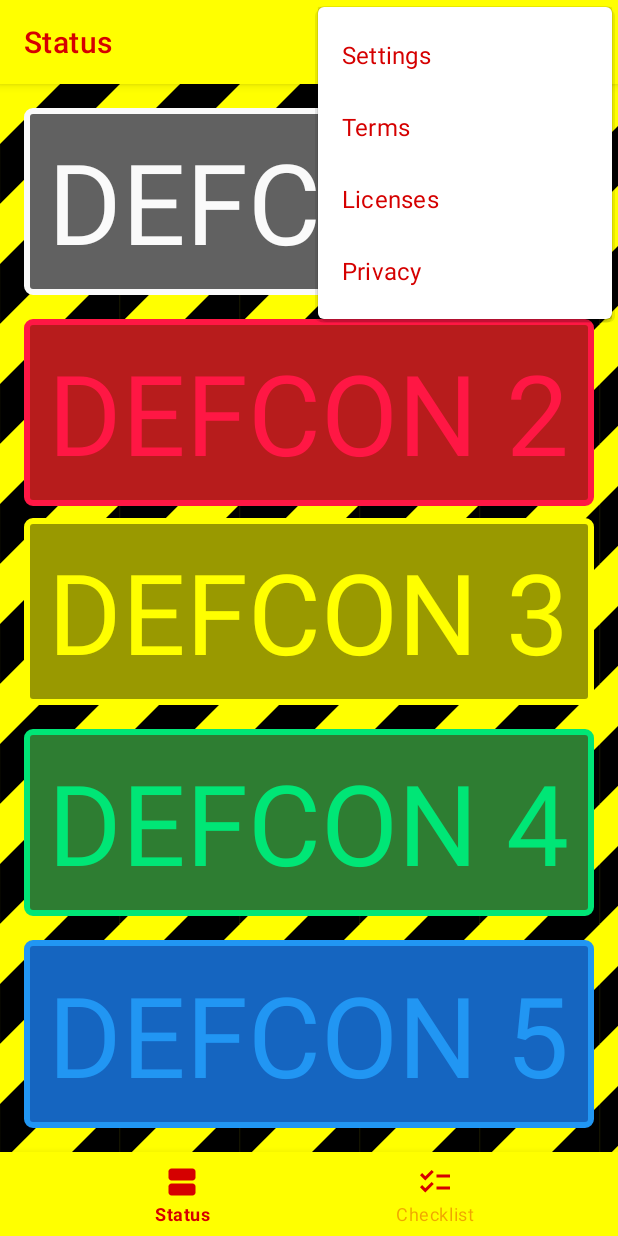
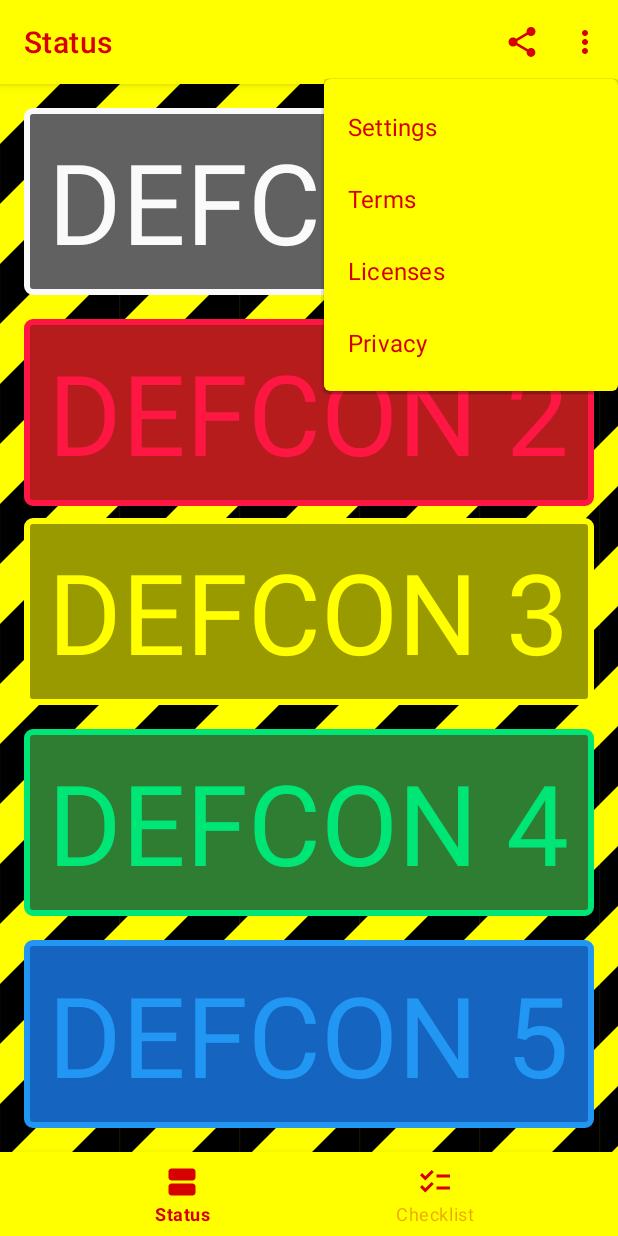
Before and after one commit to marcusrunge/MyDEFCON.Droid, an Android app: the screen it shows after launch (MainActivity), with the options menu open, on a phone screen of 412 x 824 dp. Run offline under Robolectric (Android 15) with nearby library versions, the phone set to English and light mode, and no system bars; our stand-ins replace Dagger/Hilt's generated code, data binding, navigation-ui; 2 statements that could not run were skipped.

Commit message:
refactored theme & fixed nav

```diff
--- a/app/src/main/kotlin/com/marcusrunge/mydefcon/MainActivity.kt
+++ b/app/src/main/kotlin/com/marcusrunge/mydefcon/MainActivity.kt
@@ -74,6 +74,7 @@ class MainActivity : AppCompatActivity(), NavController.OnDestinationChangedList
                     true
                 }
                 android.R.id.home -> {
+                    navController.popBackStack()
                     true
                 }
                 else -> super.onOptionsItemSelected(item)
--- /dev/null
+++ b/app/src/main/res/drawable/popup_background_shape.xml
@@ -0,0 +1,9 @@
+<?xml version="1.0" encoding="UTF-8"?>
+<shape xmlns:android="http://schemas.android.com/apk/res/android">
+    <solid android:color="@color/yellow_A200"/>
+    <corners
+        android:radius="4dp"/>
+    <padding
+        android:bottom="8dp"
+        android:top="8dp"/>
+</shape>
--- a/app/src/main/res/values/themes.xml
+++ b/app/src/main/res/values/themes.xml
@@ -4,7 +4,7 @@
         <!-- Primary brand color. -->
         <item name="colorPrimary">@color/yellow_A200</item>
         <item name="colorPrimaryVariant">@color/yellow_A200V1</item>
-        <item name="colorOnPrimary">@color/white</item>
+        <item name="colorOnPrimary">@color/red_A700</item>
         <!-- Secondary brand color. -->
         <item name="colorSecondary">@color/red_A700</item>
         <item name="colorSecondaryVariant">@color/red_A700V</item>
@@ -15,8 +15,12 @@
         <!-- Customize your theme here. -->
         <item name="android:windowBackground">@color/yellow_A200</item>
         <item name="actionBarTheme">@style/Theme.MyDEFCON.ActionBar</item>
+        <item name="android:itemBackground">@color/yellow_A200</item>
+        <item name="colorOnSurfaceVariant">@color/red_A700</item>
+        <item name="actionMenuTextColor">@color/red_A700</item>
         <item name="android:textColor">@color/red_A700</item>
         <item name="android:tint">@color/red_A700</item>
+        <item name="actionOverflowMenuStyle">@style/Widget.App.PopupMenu</item>
     </style>
 
     <style name="Theme.MyDEFCON.ActionBar" parent="">
@@ -48,4 +52,8 @@
         <item name="DefconDark">@color/blue_800</item>
         <item name="DefconLight">@color/blue_500</item>
     </style>
+
+    <style name="Widget.App.PopupMenu" parent="Widget.MaterialComponents.PopupMenu">
+        <item name="android:popupBackground">@drawable/popup_background_shape</item>
+    </style>
 </resources>
```
